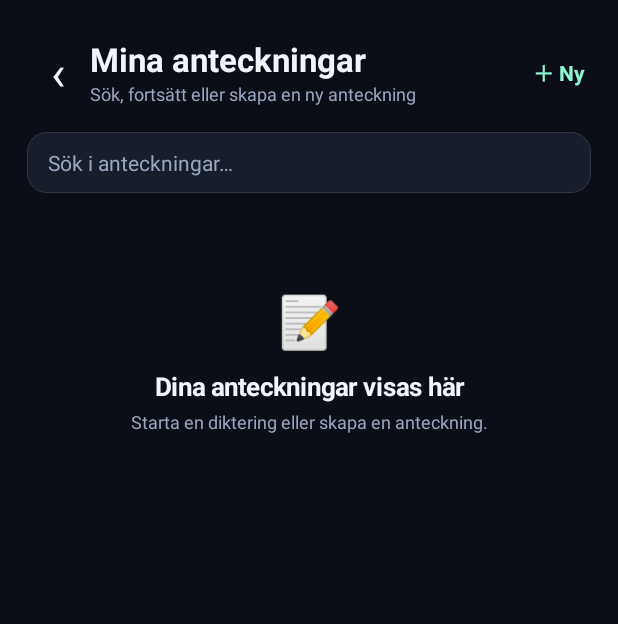
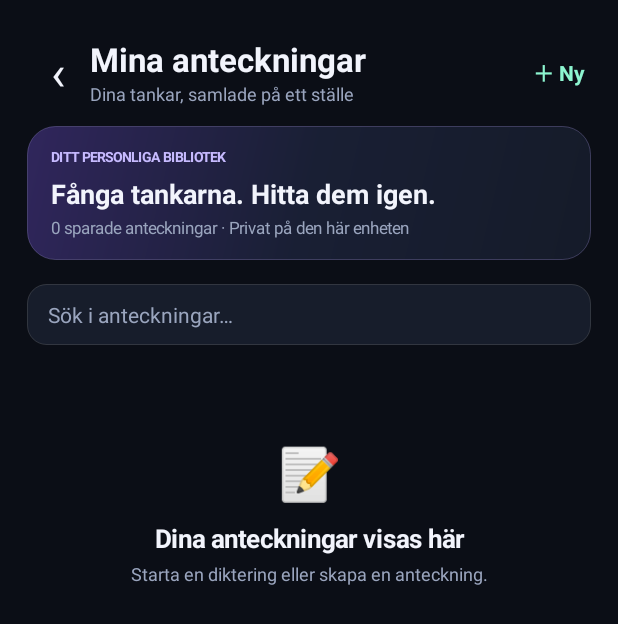
Before and after one commit to Santed3/Ai-live, an Android app: the NotesLibraryActivity screen opened directly, with no data from a screen before it, on a phone screen of 412 x 824 dp. Shown: the top 624 px of the screen. Run offline under Robolectric (Android 15) with nearby library versions, the light colour scheme and no system bars.

Commit message:
Polish Android notes library with a clearer personal-library header

```diff
--- a/app/src/main/java/com/example/screenbubble/NotesLibraryActivity.kt
+++ b/app/src/main/java/com/example/screenbubble/NotesLibraryActivity.kt
@@ -50,13 +50,25 @@ class NotesLibraryActivity : Activity() {
         }, LinearLayout.LayoutParams(dp(42), dp(48)))
         val heading = LinearLayout(this).apply { orientation = LinearLayout.VERTICAL }
         heading.addView(label("Mina anteckningar", 22f, fg, true))
-        heading.addView(label("Sök, fortsätt eller skapa en ny anteckning", 12f, muted))
+        heading.addView(label("Dina tankar, samlade på ett ställe", 12f, muted))
         header.addView(heading, LinearLayout.LayoutParams(0, -2, 1f))
         header.addView(label("＋ Ny", 14f, accent, true).apply {
             setPadding(dp(10), dp(12), dp(4), dp(12))
             setOnClickListener { startActivity(Intent(this@NotesLibraryActivity, NotesActivity::class.java)); finish() }
         })
         root.addView(header)
+        val hero = LinearLayout(this).apply {
+            orientation = LinearLayout.VERTICAL
+            background = GradientDrawable(
+                GradientDrawable.Orientation.TL_BR,
+                intArrayOf(0xFF30265C.toInt(), 0xFF191F34.toInt(), 0xFF151B29.toInt())
+            ).apply { cornerRadius = dp(19).toFloat(); setStroke(dp(1), 0x44B9A8FF) }
+            setPadding(dp(16), dp(14), dp(16), dp(14))
+        }
+        hero.addView(label("DITT PERSONLIGA BIBLIOTEK", 9f, 0xFFC7BBFF.toInt(), true))
+        hero.addView(label("Fånga tankarna. Hitta dem igen.", 18f, fg, true).apply { setPadding(0, dp(6), 0, dp(3)) })
+        hero.addView(label("${readNotes().size} sparade anteckningar · Privat på den här enheten", 11f, muted))
+        root.addView(hero, LinearLayout.LayoutParams(-1, -2).apply { topMargin = dp(12) })
         search = EditText(this).apply {
             hint = "Sök i anteckningar…"; setHintTextColor(muted); setTextColor(fg); textSize = 14f
             setSingleLine(true); background = rounded(card, 13); setPadding(dp(14), dp(11), dp(14), dp(11))
```
